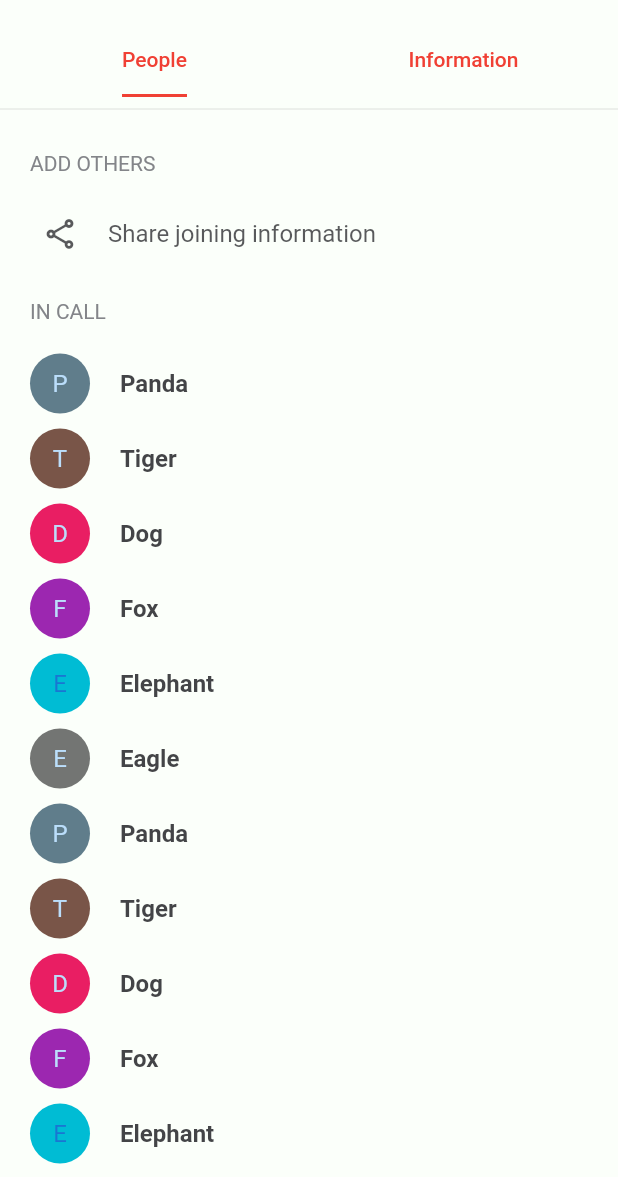
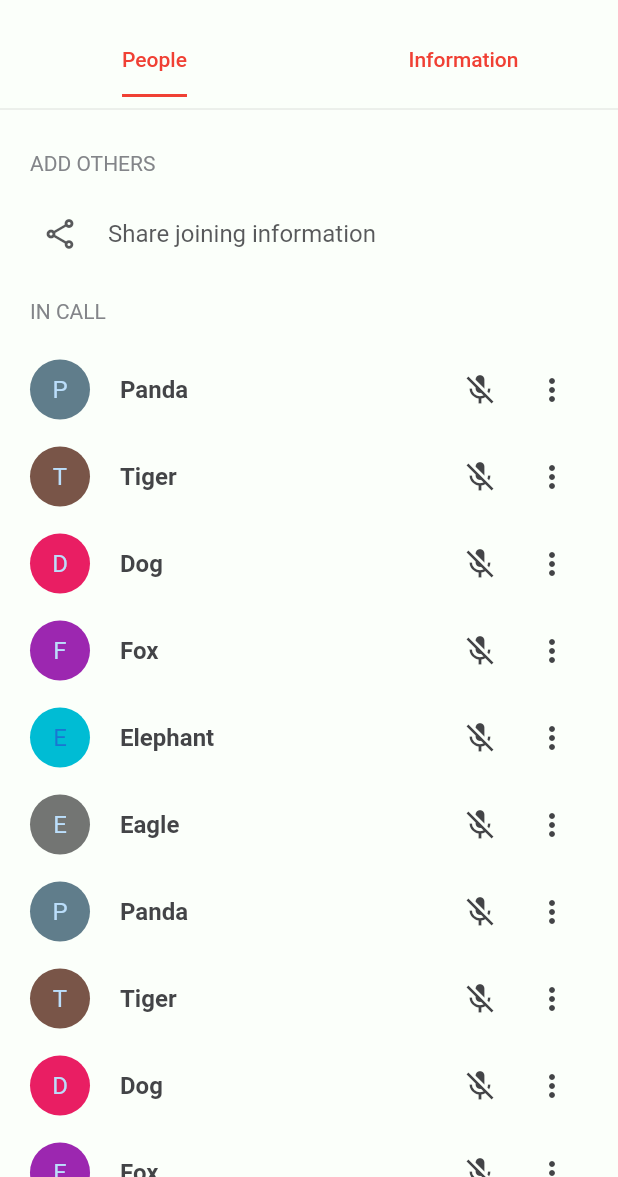
Before and after one commit to octoi/google-meet-clone, a Flutter app: the UsersScreen screen opened directly, on a phone screen of 412 x 824 dp, the part 59-1236 px from its top. Run offline on Flutter 3.47's test engine with Material 2 defaults, Android fonts, the phone set to English and light mode, and no system bars.

Commit message:
added icon btn

```diff
--- a/lib/widgets/tab_screen/user_tab.dart
+++ b/lib/widgets/tab_screen/user_tab.dart
@@ -41,6 +41,10 @@ class UserTab extends StatelessWidget {
                 children: [
                   Row(
                     crossAxisAlignment: CrossAxisAlignment.center,
+                    mainAxisAlignment: MainAxisAlignment.spaceBetween,
+                    children: [
+                      Row(
+                        crossAxisAlignment: CrossAxisAlignment.center,
                         children: [
                           CircleAvatar(
                             backgroundColor: user.color,
@@ -57,6 +61,23 @@ class UserTab extends StatelessWidget {
                           ),
                         ],
                       ),
+                      Row(
+                        crossAxisAlignment: CrossAxisAlignment.center,
+                        children: [
+                          IconButton(
+                            onPressed: () {},
+                            icon: Icon(Icons.mic_off),
+                            color: appSecondaryColor.withOpacity(0.9),
+                          ),
+                          IconButton(
+                            onPressed: () {},
+                            icon: Icon(Icons.more_vert),
+                            color: appSecondaryColor.withOpacity(0.9),
+                          ),
+                        ],
+                      )
+                    ],
+                  ),
                   SizedBox(height: 10.0),
                 ],
               );
```
Lines whose indentation alone changed are shown as unchanged.
